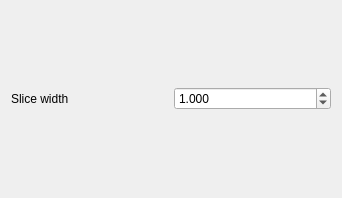
Old version of the form Plugins/EnsembleSurfaceSlicing/pqEnsembleSurfaceSlicingDecorator.ui in the repository MADAI/MADAIWorkbench.
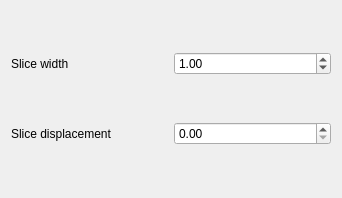
New version of the form.

Commit message: Added a slice displacement property for the ESS representation.

Diff of the .ui file:
```diff
--- a/Plugins/EnsembleSurfaceSlicing/pqEnsembleSurfaceSlicingDecorator.ui
+++ b/Plugins/EnsembleSurfaceSlicing/pqEnsembleSurfaceSlicingDecorator.ui
@@ -13,18 +13,18 @@
   <property name="windowTitle">
    <string>Form</string>
   </property>
-  <layout class="QHBoxLayout">
-   <item>
-    <widget class="QLabel" name="sliceWidthLabel">
+  <layout class="QGridLayout" name="gridLayout">
+   <item row="0" column="0">
+    <widget class="QLabel" name="SliceWidthLabel">
      <property name="text">
       <string>Slice width</string>
      </property>
     </widget>
    </item>
-   <item>
+   <item row="0" column="1">
     <widget class="QDoubleSpinBox" name="SliceWidthEdit">
      <property name="decimals">
-      <number>3</number>
+      <number>2</number>
      </property>
      <property name="maximum">
       <double>10000.000000000000000</double>
@@ -37,6 +37,23 @@
      </property>
     </widget>
    </item>
+   <item row="2" column="0">
+    <widget class="QLabel" name="SliceDisplacementLabel">
+     <property name="text">
+      <string>Slice displacement</string>
+     </property>
+    </widget>
+   </item>
+   <item row="2" column="1">
+    <widget class="QDoubleSpinBox" name="SliceDisplacementEdit">
+     <property name="maximum">
+      <double>10000.000000000000000</double>
+     </property>
+     <property name="singleStep">
+      <double>0.010000000000000</double>
+     </property>
+    </widget>
+   </item>
   </layout>
  </widget>
  <resources/>
```
Left out of the diff: 2 changed lines with no effect on the pictures. The commit also changes 6 other files.
